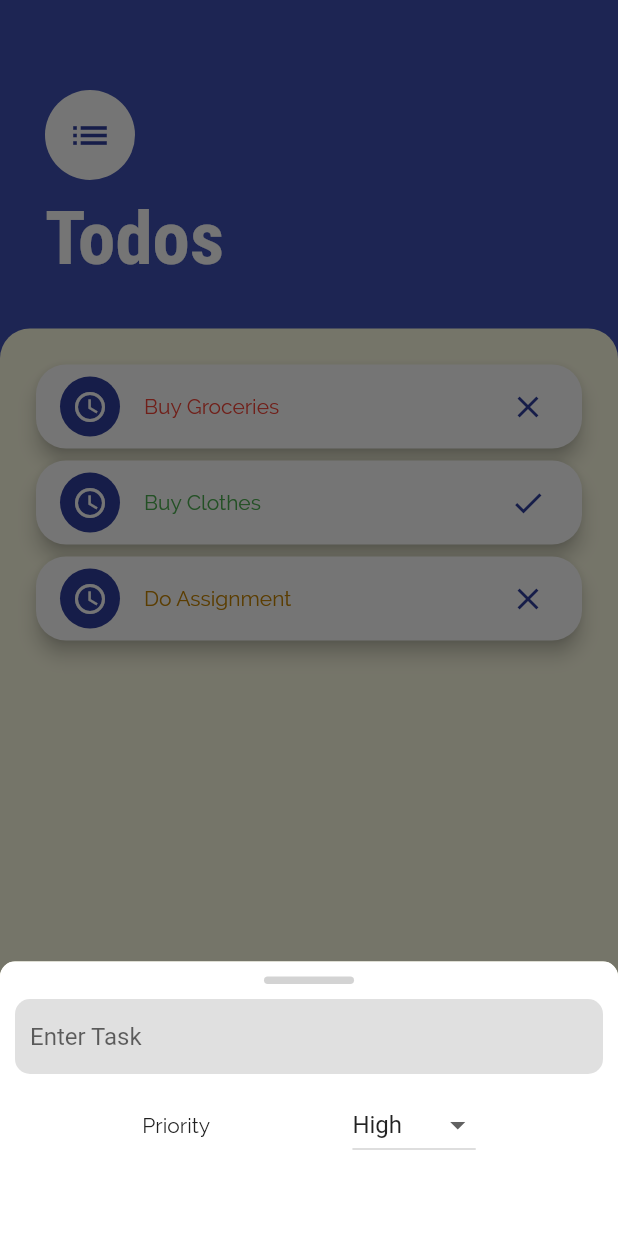
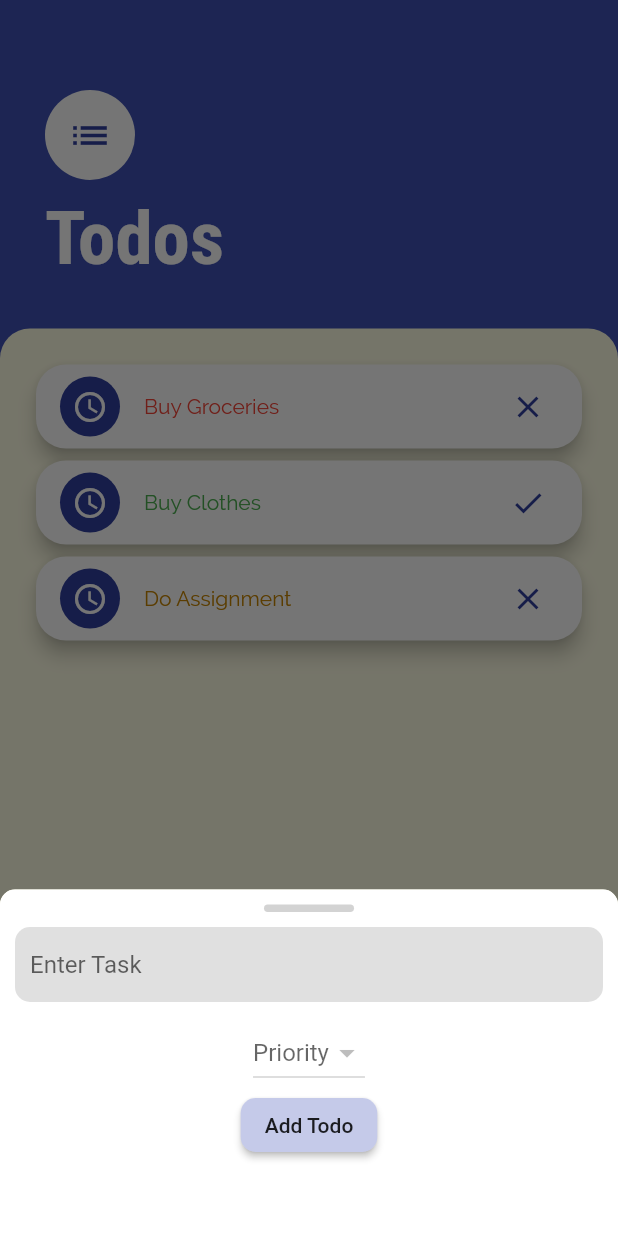
Before and after one commit to mabichuks/todey, a Flutter app: the TodoScreen screen opened directly, after a tap on the "add" icon, on a phone screen of 412 x 824 dp. Run offline on Flutter 3.47's test engine with Material 2 defaults, Android fonts, the light colour scheme and no system bars; our stand-ins replace bloc, flutter_bloc, flutter_spinkit, google_nav_bar, line_icons, progress_dialog.

Commit message:
update add todos

```diff
--- a/lib/bloc/todo/todo_event.dart
+++ b/lib/bloc/todo/todo_event.dart
@@ -12,6 +12,12 @@ class SaveTodo extends TodoEvent {
   SaveTodo(this.model);
 }
 
+class AddTodo extends TodoEvent {
+
+  final TodoModel model;
+  AddTodo(this.model);
+}
+
 class DeleteTodo extends TodoEvent {
   final String todoId;
 
--- a/lib/models/todo.dart
+++ b/lib/models/todo.dart
@@ -10,6 +10,12 @@ class TodoModel {
   final String userId;
 
   TodoModel({this.id, @required this.name, @required this.priority, @required this.status, @required this.dateCreated, @required this.userId});
+
+  @override
+  String toString() {
+
+    return 'Todo Model $id $name $priority $status $dateCreated $userId';
+  }
 
 
 }
--- a/lib/services/todo/todo_service.dart
+++ b/lib/services/todo/todo_service.dart
@@ -27,12 +27,13 @@ class TodoService {
   ];
 
 
-    void addTodo(TodoModel model) {
-      todos.add(model);
+    Future addTodo(TodoModel model) {
+      return Future.delayed(Duration(seconds: 2), ()=> todos.add(model));
     }
 
     Future<List<TodoModel>> getTodos() {
       return Future.delayed(Duration(seconds: 2), ()=> todos);
+
     }
 
 
--- a/lib/widgets/add_todo_form.dart
+++ b/lib/widgets/add_todo_form.dart
@@ -1,4 +1,7 @@
 import 'package:flutter/material.dart';
+import 'package:flutter_bloc/flutter_bloc.dart';
+import 'package:todoey/bloc/todo/bloc.dart';
+import 'package:todoey/models/todo.dart';
 
 class AddTodoForm extends StatefulWidget {
 
@@ -11,7 +14,9 @@ class _AddTodoFormState extends State<AddTodoForm> {
 
   final _formKey = GlobalKey<FormState>();
   final _priorities = ['High', 'Medium', 'Low'];
-  String _selectedPriority = 'High';
+  String _selectedPriority ;
+  TextEditingController _textEditingController = TextEditingController();
+  bool _disabledPriority=false;
 
   @override
   Widget build(BuildContext context) {
@@ -28,31 +33,87 @@ class _AddTodoFormState extends State<AddTodoForm> {
               color: Colors.grey[300],
               borderRadius: BorderRadius.circular(10)
             ),
-            child: TextFormField(
+            child: TextField(
+              onTap: (){
+                setState(() {
+                  _disabledPriority= false;
+                });
+              },
+              onEditingComplete: (){
+                setState(() {
+                  _disabledPriority=true;
+                  FocusScope.of(context).requestFocus(FocusNode());
+                  print('edit completed event state');
+                });
+              },
               decoration: InputDecoration.collapsed(hintText: 'Enter Task'),
+              textInputAction: TextInputAction.next,
+              autofocus: false,
+              controller: _textEditingController,
             ),
           ),
-          Row(
-            mainAxisAlignment: MainAxisAlignment.spaceEvenly,
-            children: <Widget>[
-              Text('Priority'),
-              DropdownButton<String>(
-                items: _priorities.map((item) => DropdownMenuItem(
-                  value: item,
-                  child: Text(item),
-                )).toList(),
-                onChanged: (val) =>
+          Theme(
+            data: Theme.of(context).copyWith(
+                canvasColor: Colors.white
+            ),
+            child: DropdownButton<String>(
+              items: _disabledPriority ?  _priorities.map((item) => DropdownMenuItem(
+                value: item,
+                child: Text(item),
+              )).toList() : null,
+              onChanged: (val) =>
                   setState(() {
                     _selectedPriority = val;
                   }),
-                value: _selectedPriority,
+              value: _selectedPriority,
+              hint: Text('Priority'),
 
-              ),
-            ],
+            ),
+          ),
+          BlocBuilder<TodoBloc, TodoState>(
+            builder: (ctx, state) {
+              if(state is TodoInitialState) {
+                return _buildSubmitButton(context);
+              }
+              if(state is TodoSavingState) {
+                return CircularProgressIndicator();
+              }
+              if(state is TodoSavedState) {
+                return Icon(Icons.check, color: Colors.green, size: 60,);
+              }
+              else return _buildSubmitButton(context);
+            }
           )
         ],
       )
     );
   }
 
+
+  Widget _buildSubmitButton(BuildContext context) {
+    return RaisedButton(
+      child: Text('Add Todo'),
+      color: Theme.of(context).primaryColorLight,
+      splashColor: Theme.of(context).primaryColorDark,
+      shape: RoundedRectangleBorder(
+          borderRadius: BorderRadius.circular(10)
+      ),
+      onPressed: () => _submitTodoItemCallback(context),
+    );
+  }
+
+  void _submitTodoItemCallback(BuildContext context) {
+    if(_textEditingController.text.isEmpty || _textEditingController.text == null){
+      return;
+    }
+
+    if(_selectedPriority.isEmpty || _selectedPriority == null) return;
+
+    TodoModel model = TodoModel(id: '12', priority: Priority.High, status: Status.Pending, dateCreated: DateTime.now().toIso8601String(), userId: '21', name: _textEditingController.text);
+
+    BlocProvider.of<TodoBloc>(context).add(AddTodo(model));
+
+    print(model.toString());
+  }
+
 }
--- a/lib/widgets/todo_list.dart
+++ b/lib/widgets/todo_list.dart
@@ -5,11 +5,7 @@ import 'package:todoey/models/todo.dart';
 import 'package:todoey/widgets/loading.dart';
 
 import '../bloc/todo/bloc.dart';
-import '../bloc/todo/bloc.dart';
-import '../bloc/todo/bloc.dart';
-import '../bloc/todo/bloc.dart';
-import '../bloc/todo/bloc.dart';
-import '../bloc/todo/bloc.dart';
+
 
 class TodoList extends StatelessWidget {
 
@@ -19,6 +15,8 @@ class TodoList extends StatelessWidget {
 
   @override
   Widget build(BuildContext context) {
+
+    List<TodoModel> todos = [];
 
     BlocProvider.of<TodoBloc>(context).add(GetTodoList());
 
@@ -30,7 +28,7 @@ class TodoList extends StatelessWidget {
         if(state is TodoLoadedState) {
           return _buildTodoList(context, state.todoList);
         }
-        else return Text('Unable to load todos');
+        else return Center(child: Text('Unable to load todos'));
       }
     );
 
```
Also changed, not shown: lib/bloc/todo/todo_bloc.dart (+13 -2 lines).
